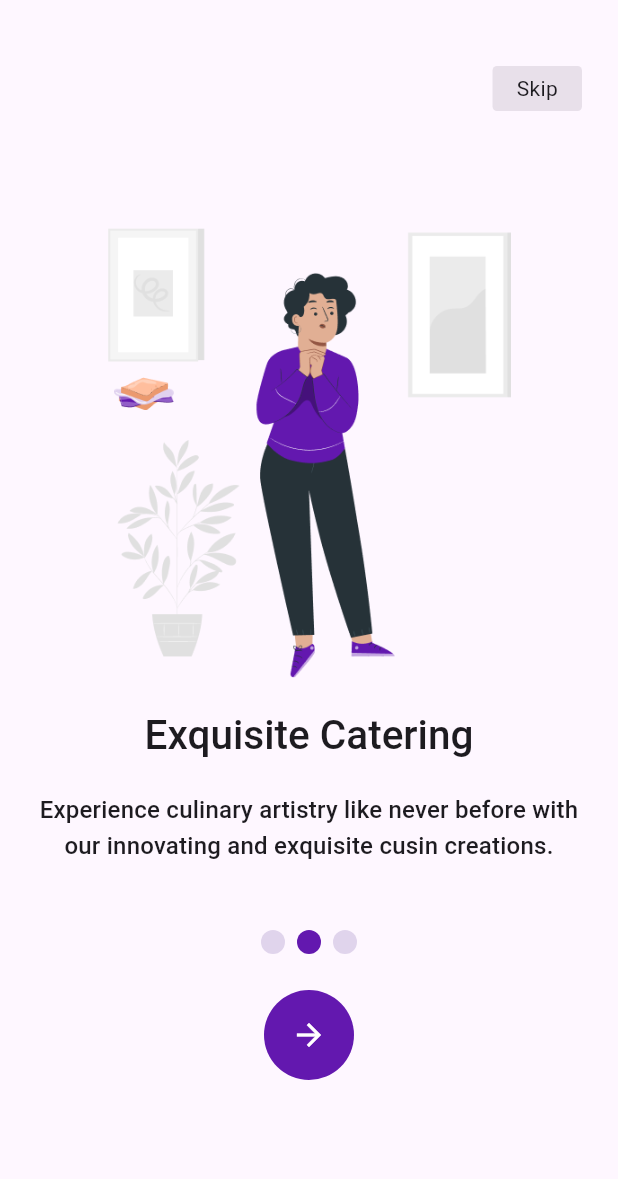
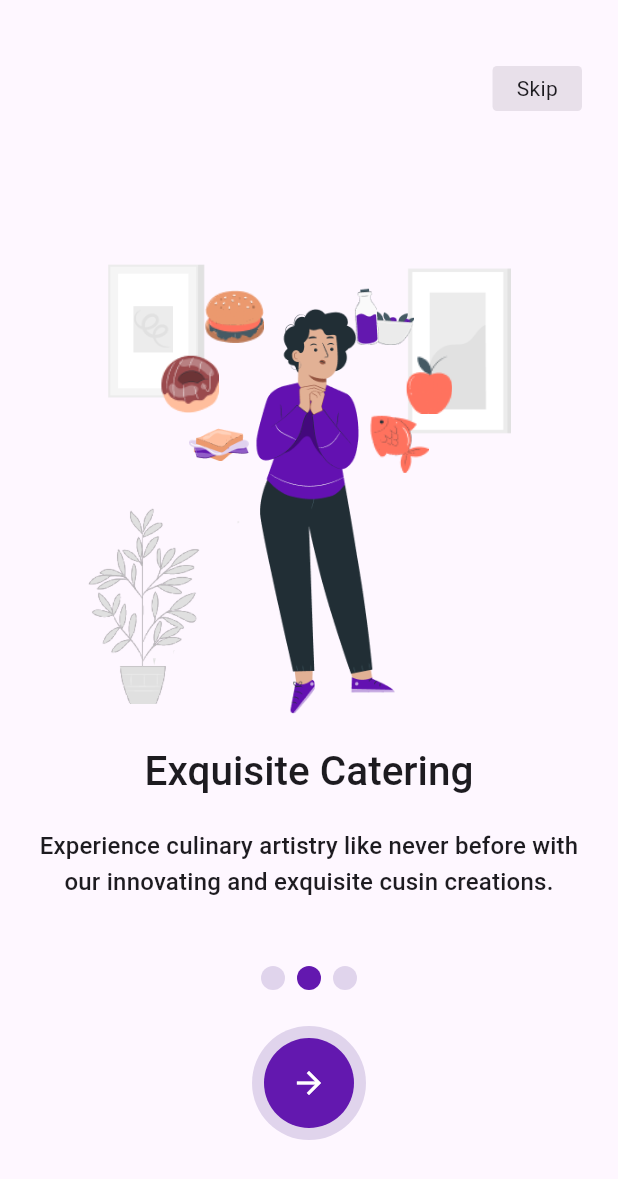
Before and after one commit to Ravi-Maurya74/Dsigma, a Flutter app: the screen it shows after launch, swiped to page 2, on a phone screen of 412 x 824 dp. Shown: the top 1179 px of the screen. Run offline on Flutter 3.47's test engine with Material 2 defaults, Android fonts, the light colour scheme and no system bars; drawn by our look-alikes of smooth_page_indicator; our stand-ins replace cached_network_image.

Commit message:
added animations

```diff
--- a/lib/pages/tab2.dart
+++ b/lib/pages/tab2.dart
@@ -13,6 +13,7 @@ class Tab2 extends StatelessWidget {
         children: [
           Stack(
             children: [
+              const AnimatedGamla(),
               Container(
                 height: 300,
                 width: 300,
@@ -22,7 +23,42 @@ class Tab2 extends StatelessWidget {
                   ),
                 ),
               ),
-              const Sandwich()
+              const AnimatedFoodLeft(
+                  path: "assets/food/sandwich.png",
+                  topStart: 100,
+                  topEnd: 130,
+                  leftStart: 70,
+                  leftEnd: 50),
+              const AnimatedFoodLeft(
+                  path: "assets/food/donut.png",
+                  topStart: 60,
+                  topEnd: 70,
+                  leftStart: 50,
+                  leftEnd: 10),
+              const AnimatedFoodLeft(
+                  path: "assets/food/burger.png",
+                  topStart: 15,
+                  topEnd: 0,
+                  leftStart: 80,
+                  leftEnd: 50),
+              const AnimatedFoodRight(
+                  path: "assets/food/salad.png",
+                  topStart: 15,
+                  topEnd: 0,
+                  rightStart: 80,
+                  rightEnd: 50),
+              const AnimatedFoodRight(
+                  path: "assets/food/aple.png",
+                  topStart: 60,
+                  topEnd: 70,
+                  rightStart: 50,
+                  rightEnd: 10),
+              const AnimatedFoodRight(
+                  path: "assets/food/fish.png",
+                  topStart: 100,
+                  topEnd: 130,
+                  rightStart: 70,
+                  rightEnd: 50),
             ],
           ),
           const SizedBox(
@@ -52,19 +88,73 @@ class Tab2 extends StatelessWidget {
   }
 }
 
-class Sandwich extends StatefulWidget {
-  const Sandwich({
+class AnimatedGamla extends StatefulWidget {
+  const AnimatedGamla({
     super.key,
   });
 
   @override
-  State<Sandwich> createState() => _SandwichState();
+  State<AnimatedGamla> createState() => _AnimatedGamlaState();
 }
 
-class _SandwichState extends State<Sandwich> {
-  bool finished = false;
-  void Animate() {
-    Timer.periodic(const Duration(seconds: 1), (timer) {
+class _AnimatedGamlaState extends State<AnimatedGamla> {
+  late Timer _timer;
+  bool left = true;
+  @override
+  void initState() {
+    super.initState();
+    _timer = Timer.periodic(const Duration(seconds: 1), (timer) {
+      setState(() {
+        left = !left;
+      });
+    });
+  }
+
+  @override
+  void dispose() {
+    _timer.cancel();
+    super.dispose();
+  }
+
+  @override
+  Widget build(BuildContext context) {
+    return AnimatedPositioned(
+        duration: const Duration(milliseconds: 500),
+        bottom: 0,
+        curve: Curves.easeIn,
+        left: left ? 0 : 220,
+        child: const SizedBox(
+          height: 150,
+          width: 80,
+          child: Image(image: AssetImage("assets/images/gamla1.png")),
+        ));
+  }
+}
+
+class AnimatedFoodLeft extends StatefulWidget {
+  const AnimatedFoodLeft({
+    super.key,
+    required this.path,
+    required this.topStart,
+    required this.topEnd,
+    required this.leftStart,
+    required this.leftEnd,
+  });
+  final String path;
+  final double topStart, topEnd, leftStart, leftEnd;
+
+  @override
+  State<AnimatedFoodLeft> createState() => _AnimatedFoodLeftState();
+}
+
+class _AnimatedFoodLeftState extends State<AnimatedFoodLeft> {
+  bool finished = true;
+  late Timer _timer;
+
+  @override
+  void initState() {
+    super.initState();
+    _timer = Timer.periodic(const Duration(seconds: 1), (timer) {
       setState(() {
         finished = !finished;
       });
@@ -72,24 +162,79 @@ class _SandwichState extends State<Sandwich> {
   }
 
   @override
-  void initState() {
-    super.initState();
-    Animate();
+  void dispose() {
+    _timer.cancel();
+    super.dispose();
   }
 
   @override
   Widget build(BuildContext context) {
     return AnimatedPositioned(
       duration: const Duration(milliseconds: 500),
-      top: finished ? 70 : 90,
-      left: finished ? 60 : 20,
-      child: const SizedBox(
+      curve: Curves.easeIn,
+      top: finished ? widget.topStart : widget.topEnd,
+      left: finished ? widget.leftStart : widget.leftEnd,
+      child: SizedBox(
         height: 40,
         width: 40,
         child: Image(
-          image: AssetImage("assets/food/sandwich.png"),
+          image: AssetImage(widget.path),
         ),
       ),
     );
   }
 }
+
+class AnimatedFoodRight extends StatefulWidget {
+  const AnimatedFoodRight({
+    super.key,
+    required this.path,
+    required this.topStart,
+    required this.topEnd,
+    required this.rightStart,
+    required this.rightEnd,
+  });
+  final String path;
+  final double topStart, topEnd, rightStart, rightEnd;
+
+  @override
+  State<AnimatedFoodRight> createState() => _AnimatedFoodRightState();
+}
+
+class _AnimatedFoodRightState extends State<AnimatedFoodRight> {
+  bool finished = true;
+  late Timer _timer;
+
+  @override
+  void initState() {
+    super.initState();
+    _timer = Timer.periodic(const Duration(seconds: 1), (timer) {
+      setState(() {
+        finished = !finished;
+      });
+    });
+  }
+
+  @override
+  void dispose() {
+    _timer.cancel();
+    super.dispose();
+  }
+
+  @override
+  Widget build(BuildContext context) {
+    return AnimatedPositioned(
+      duration: const Duration(milliseconds: 500),
+      curve: Curves.easeIn,
+      top: finished ? widget.topStart : widget.topEnd,
+      right: finished ? widget.rightStart : widget.rightEnd,
+      child: SizedBox(
+        height: 40,
+        width: 40,
+        child: Image(
+          image: AssetImage(widget.path),
+        ),
+      ),
+    );
+  }
+}
--- a/lib/pages/walkthrough_page.dart
+++ b/lib/pages/walkthrough_page.dart
@@ -2,6 +2,7 @@ import 'package:dsigma/pages/tab1.dart';
 import 'package:dsigma/pages/tab2.dart';
 import 'package:dsigma/pages/tab3.dart';
 import 'package:flutter/material.dart';
+import 'package:flutter/services.dart';
 import 'package:smooth_page_indicator/smooth_page_indicator.dart';
 
 class WalkThroughScreen extends StatelessWidget {
@@ -66,18 +67,9 @@ class WalkThroughScreen extends StatelessWidget {
                       dotColor: Color(0xFFE0D4EC)),
                 ),
               ),
-              GestureDetector(
-                child: const CircleAvatar(
-                  radius: 30,
-                  backgroundColor: Color(0xFF6318AF),
-                  child: Icon(
-                    Icons.arrow_forward,
-                    color: Colors.white,
-                  ),
-                ),
-              ),
+              BottomButton(controller: controller),
               const SizedBox(
-                height: 80,
+                height: 40,
               ),
             ],
           ),
@@ -86,3 +78,99 @@ class WalkThroughScreen extends StatelessWidget {
     );
   }
 }
+
+class BottomButton extends StatefulWidget {
+  const BottomButton({
+    super.key,
+    required this.controller,
+  });
+
+  final PageController controller;
+
+  @override
+  State<BottomButton> createState() => _BottomButtonState();
+}
+
+class _BottomButtonState extends State<BottomButton> {
+  bool _expanded = false;
+  bool _text = false;
+  @override
+  void initState() {
+    super.initState();
+    widget.controller.addListener(_animate);
+  }
+
+  @override
+  void dispose() {
+    widget.controller.removeListener(_animate);
+    super.dispose();
+  }
+
+  void _animate() {
+    if (widget.controller.page == 2) {
+      setState(() {
+        _expanded = true;
+        Future.delayed(
+          const Duration(seconds: 1),
+          () {
+            setState(() {
+              _text = true;
+            });
+          },
+        );
+      });
+    } else {
+      setState(() {
+        _text = false;
+        _expanded = false;
+      });
+    }
+  }
+
+  @override
+  Widget build(BuildContext context) {
+    return GestureDetector(
+      onTap: () {
+        HapticFeedback.vibrate();
+        widget.controller.nextPage(
+            duration: const Duration(milliseconds: 500), curve: Curves.easeIn);
+      },
+      child: Container(
+        decoration: BoxDecoration(
+          color: const Color(0xFFE0D4EC),
+          borderRadius: BorderRadius.circular(40),
+        ),
+        child: Row(
+          mainAxisSize: MainAxisSize.min,
+          children: [
+            AnimatedContainer(
+              width: _expanded ? 140 : 0,
+              duration: const Duration(seconds: 1),
+              curve: Curves.easeOut,
+              child: _text
+                  ? Center(
+                      child: Text(
+                      "Get Started",
+                      style: Theme.of(context).textTheme.bodyLarge!.copyWith(
+                          color: const Color(0xFF6318AF),
+                          fontWeight: FontWeight.bold),
+                    ))
+                  : null,
+            ),
+            const Padding(
+              padding: EdgeInsets.all(8.0),
+              child: CircleAvatar(
+                radius: 30,
+                backgroundColor: Color(0xFF6318AF),
+                child: Icon(
+                  Icons.arrow_forward,
+                  color: Colors.white,
+                ),
+              ),
+            ),
+          ],
+        ),
+      ),
+    );
+  }
+}
```
Also changed, not shown: assets/images/bhooki aurat.png, assets/images/gamla1.png (added).
